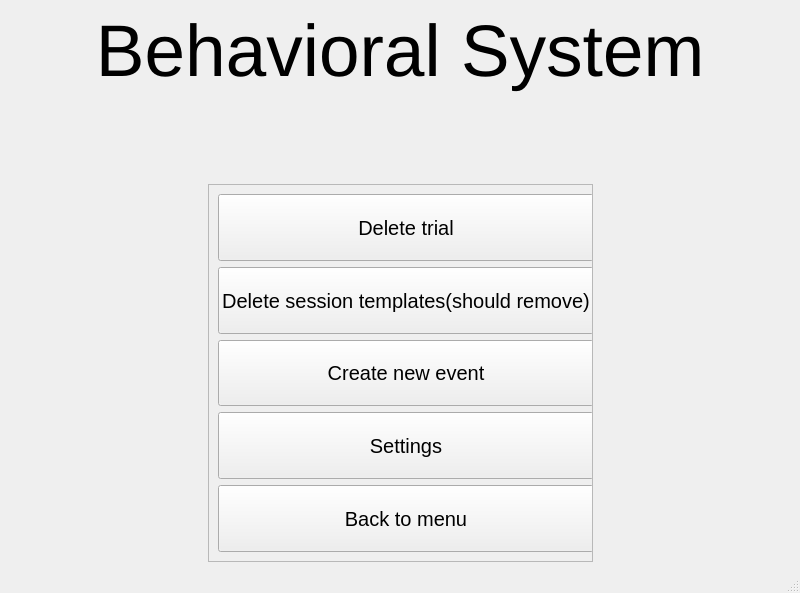
Above: UI/system_main_plus.ui from KehatSudri/Behavior_System2.0 before the change. Below: the same form after it.
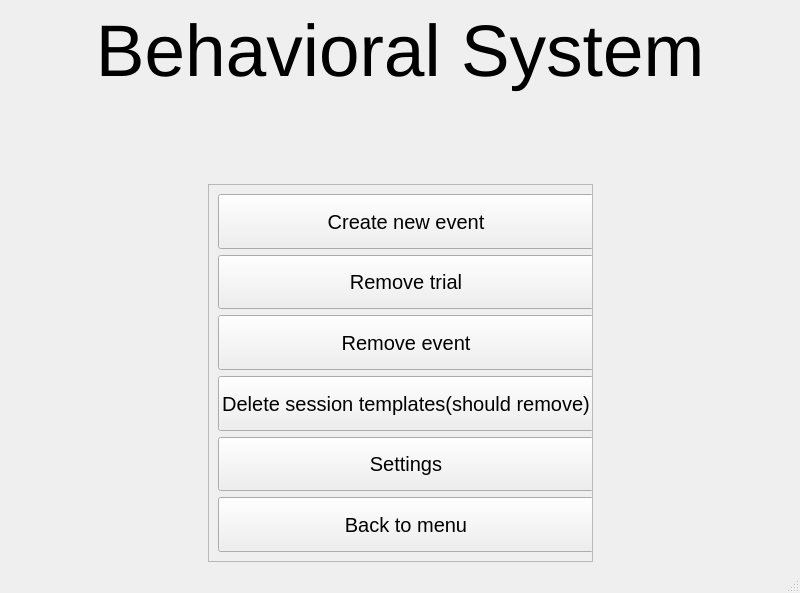
That is the form after the change.

The edit to the form file:
```diff
--- a/UI/system_main_plus.ui
+++ b/UI/system_main_plus.ui
@@ -46,6 +46,24 @@
           </rect>
          </property>
          <layout class="QVBoxLayout" name="verticalLayout">
+          <item>
+           <widget class="QPushButton" name="create_event_pushButton">
+            <property name="sizePolicy">
+             <sizepolicy hsizetype="Expanding" vsizetype="Expanding">
+              <horstretch>0</horstretch>
+              <verstretch>0</verstretch>
+             </sizepolicy>
+            </property>
+            <property name="font">
+             <font>
+              <family>Arial</family>
+             </font>
+            </property>
+            <property name="text">
+             <string>Create new event</string>
+            </property>
+           </widget>
+          </item>
           <item>
            <widget class="QPushButton" name="delete_trial_types_pushButton">
             <property name="sizePolicy">
@@ -60,7 +78,20 @@
              </font>
             </property>
             <property name="text">
-             <string>Delete trial</string>
+             <string>Remove trial</string>
+            </property>
+           </widget>
+          </item>
+          <item>
+           <widget class="QPushButton" name="removeEvent">
+            <property name="sizePolicy">
+             <sizepolicy hsizetype="Expanding" vsizetype="Expanding">
+              <horstretch>0</horstretch>
+              <verstretch>0</verstretch>
+             </sizepolicy>
+            </property>
+            <property name="text">
+             <string>Remove event</string>
             </property>
            </widget>
           </item>
@@ -82,24 +113,6 @@
             </property>
            </widget>
           </item>
-          <item>
-           <widget class="QPushButton" name="create_event_pushButton">
-            <property name="sizePolicy">
-             <sizepolicy hsizetype="Expanding" vsizetype="Expanding">
-              <horstretch>0</horstretch>
-              <verstretch>0</verstretch>
-             </sizepolicy>
-            </property>
-            <property name="font">
-             <font>
-              <family>Arial</family>
-             </font>
-            </property>
-            <property name="text">
-             <string>Create new event</string>
-            </property>
-           </widget>
-          </item>
           <item>
            <widget class="QPushButton" name="settings_pushButton">
             <property name="sizePolicy">
```
